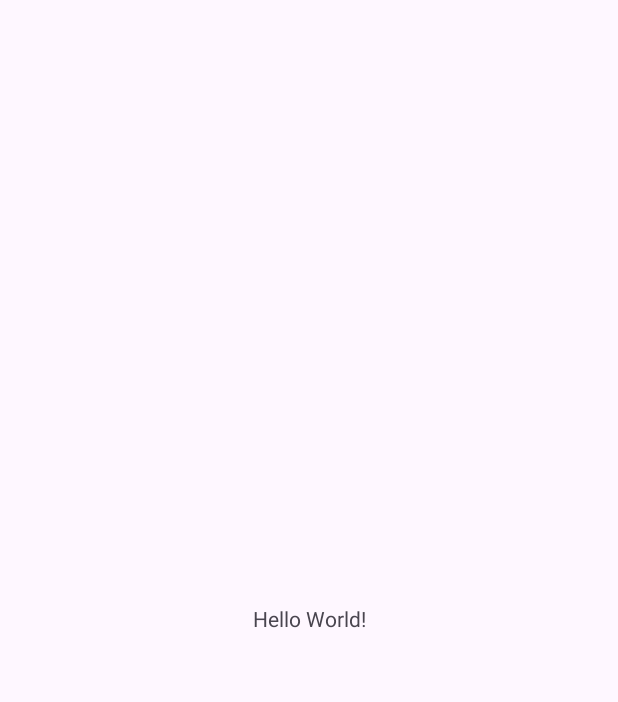
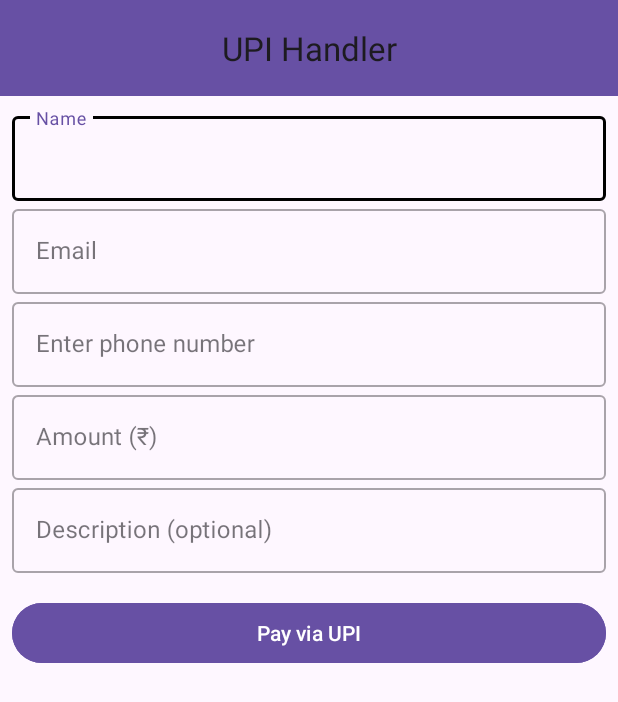
Before and after one commit to coderlakshayjain/UPI_Handler, an Android app: the screen it shows after launch (MainActivity), on a phone screen of 412 x 824 dp. Before the commit the part shown is almost empty. Shown: the top 702 px of the screen. Run offline under Robolectric (Android 15) with nearby library versions, the phone set to English and light mode, and no system bars.

Commit message:
made the frontend of the upi app

```diff
--- a/app/src/main/res/layout/activity_main.xml
+++ b/app/src/main/res/layout/activity_main.xml
@@ -1,5 +1,6 @@
 <?xml version="1.0" encoding="utf-8"?>
-<androidx.constraintlayout.widget.ConstraintLayout xmlns:android="http://schemas.android.com/apk/res/android"
+<RelativeLayout
+    xmlns:android="http://schemas.android.com/apk/res/android"
     xmlns:app="http://schemas.android.com/apk/res-auto"
     xmlns:tools="http://schemas.android.com/tools"
     android:id="@+id/main"
@@ -7,13 +8,113 @@
     android:layout_height="match_parent"
     tools:context=".MainActivity">
 
-    <TextView
-        android:layout_width="wrap_content"
+    <com.google.android.material.appbar.MaterialToolbar
+        android:id="@+id/toolbar"
+        android:layout_width="0dp"
+        android:layout_height="?attr/actionBarSize"
+        android:layout_alignParentStart="true"
+        android:layout_alignParentTop="true"
+        android:layout_alignParentEnd="true"
+        android:background="?attr/colorPrimary"
+        android:tooltipText="Powered by UniQ Papers"
+        app:contentInsetStart="0dp"
+        app:contentInsetStartWithNavigation="0dp"
+        app:title="@string/app_name"
+        app:titleCentered="true">
+
+    </com.google.android.material.appbar.MaterialToolbar>
+
+    <LinearLayout
+        android:layout_width="match_parent"
         android:layout_height="wrap_content"
-        android:text="Hello World!"
-        app:layout_constraintBottom_toBottomOf="parent"
-        app:layout_constraintEnd_toEndOf="parent"
-        app:layout_constraintStart_toStartOf="parent"
-        app:layout_constraintTop_toTopOf="parent" />
+        android:layout_below="@+id/toolbar"
+        android:orientation="vertical"
+        android:padding="8dp">
 
-</androidx.constraintlayout.widget.ConstraintLayout>
+        <com.google.android.material.textfield.TextInputLayout
+            android:id="@+id/nameLayout"
+            style="@style/Widget.MaterialComponents.TextInputLayout.OutlinedBox"
+            android:layout_width="match_parent"
+            android:layout_height="wrap_content"
+            android:hint="Name"
+            app:boxStrokeColor="@color/black">
+
+            <com.google.android.material.textfield.TextInputEditText
+                android:id="@+id/nameEditText"
+                android:layout_width="match_parent"
+                android:layout_height="wrap_content" />
+        </com.google.android.material.textfield.TextInputLayout>
+
+        <com.google.android.material.textfield.TextInputLayout
+            android:id="@+id/emailLayout"
+            style="@style/Widget.MaterialComponents.TextInputLayout.OutlinedBox"
+            android:layout_width="match_parent"
+            android:layout_height="wrap_content"
+            android:layout_below="@id/nameLayout"
+            android:hint="Email">
+
+            <com.google.android.material.textfield.TextInputEditText
+                android:id="@+id/emailEditText"
+                android:layout_width="match_parent"
+                android:layout_height="wrap_content" />
+        </com.google.android.material.textfield.TextInputLayout>
+
+        <com.google.android.material.textfield.TextInputLayout
+            android:id="@+id/phoneLayout"
+            style="@style/Widget.MaterialComponents.TextInputLayout.OutlinedBox"
+            android:layout_width="match_parent"
+            android:layout_height="wrap_content"
+            android:layout_below="@id/emailLayout"
+            app:prefixText="+91 "
+            app:prefixTextColor="@color/black">
+
+            <com.google.android.material.textfield.TextInputEditText
+                android:id="@+id/phoneEditText"
+                android:layout_width="match_parent"
+                android:layout_height="wrap_content"
+                android:hint="Enter phone number"
+                android:imeOptions="actionNext"
+                android:inputType="phone" />
+        </com.google.android.material.textfield.TextInputLayout>
+
+        <com.google.android.material.textfield.TextInputLayout
+            android:id="@+id/amountLayout"
+            style="@style/Widget.MaterialComponents.TextInputLayout.OutlinedBox"
+            android:layout_width="match_parent"
+            android:layout_height="wrap_content"
+            android:layout_below="@id/phoneLayout"
+            android:hint="Amount (₹)">
+
+            <com.google.android.material.textfield.TextInputEditText
+                android:id="@+id/amountEditText"
+                android:layout_width="match_parent"
+                android:layout_height="wrap_content"
+                android:inputType="number" />
+        </com.google.android.material.textfield.TextInputLayout>
+
+        <com.google.android.material.textfield.TextInputLayout
+            android:id="@+id/descriptionLayout"
+            style="@style/Widget.MaterialComponents.TextInputLayout.OutlinedBox"
+            android:layout_width="match_parent"
+            android:layout_height="wrap_content"
+            android:layout_below="@id/amountLayout"
+            android:hint="Description (optional)">
+
+            <com.google.android.material.textfield.TextInputEditText
+                android:id="@+id/descriptionEditText"
+                android:layout_width="match_parent"
+                android:maxLines="5"
+                android:layout_height="wrap_content" />
+        </com.google.android.material.textfield.TextInputLayout>
+
+        <Button
+            android:id="@+id/payButton"
+            android:layout_width="match_parent"
+            android:layout_height="wrap_content"
+            android:layout_below="@id/descriptionLayout"
+            android:layout_marginTop="16dp"
+            android:backgroundTint="?attr/colorPrimary"
+            android:text="Pay via UPI"
+            android:textColor="@android:color/white" />
+    </LinearLayout>
+</RelativeLayout>
```
